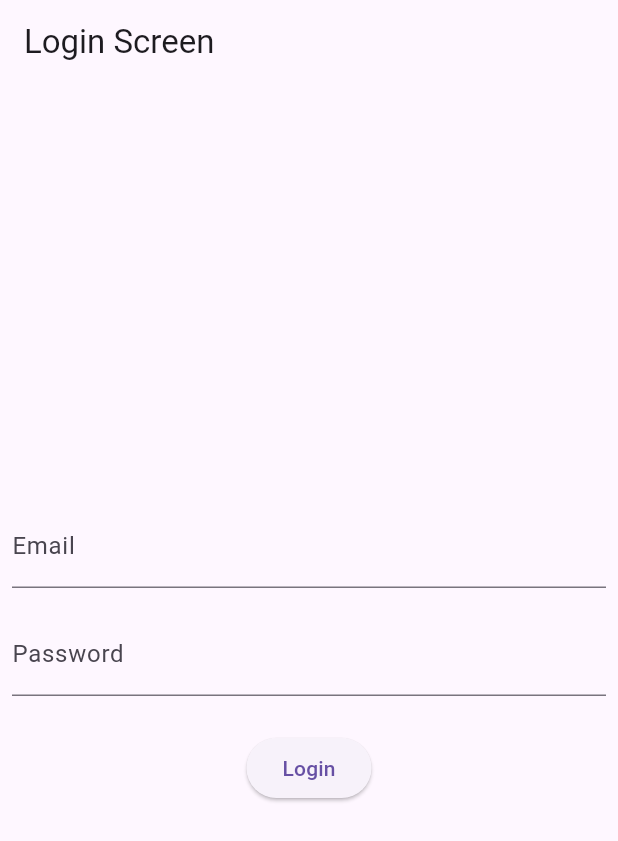
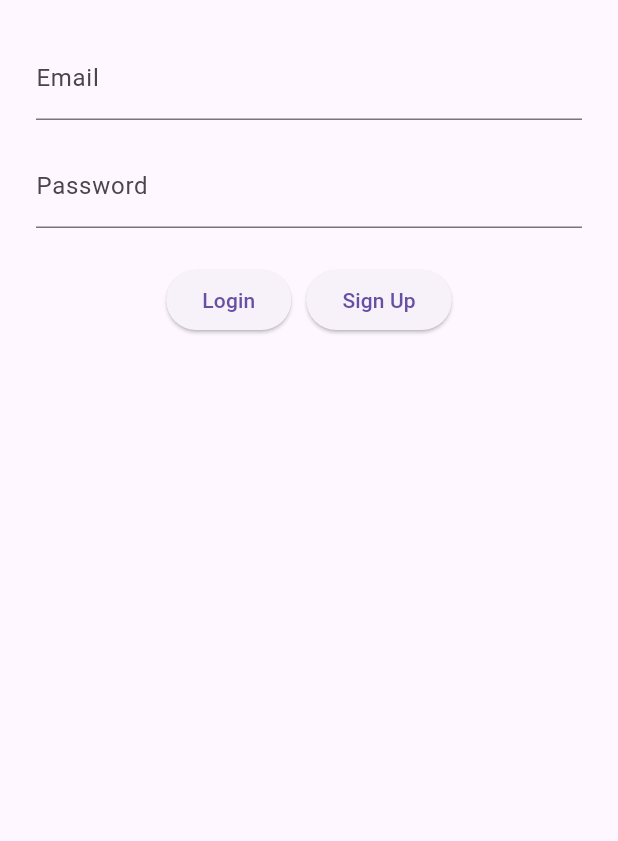
Before and after one commit to BustosAndrew/floodapp, a Flutter app: the screen it shows after launch, on a phone screen of 412 x 824 dp. Shown: the top 841 px of the screen. Run offline on Flutter 3.47's test engine with Material 3 defaults, Android fonts, the phone set to English and light mode, and no system bars; our stand-ins replace cloud_firestore, firebase_auth, firebase_core, get; accounts and stored records are empty.

Commit message:
login/signup backend

```diff
--- a/lib/UI/login.dart
+++ b/lib/UI/login.dart
@@ -1,25 +1,37 @@
+import 'package:flood/UI/signup.dart';
+import 'package:flood/auth/auth.dart';
 import 'package:flutter/material.dart';
-import 'homescreen.dart';
 
 class LoginForm extends StatefulWidget {
+  const LoginForm({super.key});
+
   @override
   _LoginFormState createState() => _LoginFormState();
 }
 
 class _LoginFormState extends State<LoginForm> {
   final _formKey = GlobalKey<FormState>();
+  final TextEditingController emailController = TextEditingController();
+  final TextEditingController passwordController = TextEditingController();
+  bool _isLoading = false;
 
   @override
   Widget build(BuildContext context) {
-    return Form(
+    return SafeArea(
+        child: Scaffold(
+      body: SingleChildScrollView(
+        child: Container(
+            padding: const EdgeInsets.all(16.0),
+            child: Form(
               key: _formKey,
               child: Column(
                 mainAxisAlignment: MainAxisAlignment.center,
                 children: <Widget>[
                   Padding(
-            padding: EdgeInsets.all(8.0),
+                    padding: const EdgeInsets.all(8.0),
                     child: TextFormField(
-              decoration: InputDecoration(labelText: 'Email'),
+                      controller: emailController,
+                      decoration: const InputDecoration(labelText: 'Email'),
                       validator: (value) {
                         if (value == null || value.isEmpty) {
                           return 'Please enter your email';
@@ -31,10 +43,11 @@ class _LoginFormState extends State<LoginForm> {
                     ),
                   ),
                   Padding(
-            padding: EdgeInsets.all(8.0),
+                    padding: const EdgeInsets.all(8.0),
                     child: TextFormField(
+                      controller: passwordController,
                       obscureText: true,
-              decoration: InputDecoration(labelText: 'Password'),
+                      decoration: const InputDecoration(labelText: 'Password'),
                       validator: (value) {
                         if (value == null || value.isEmpty) {
                           return 'Please enter your password';
@@ -44,18 +57,51 @@ class _LoginFormState extends State<LoginForm> {
                     ),
                   ),
                   Padding(
-            padding: EdgeInsets.symmetric(vertical: 16.0),
-            child: ElevatedButton(
-                child: Text("Login"),
+                      padding: const EdgeInsets.symmetric(vertical: 16.0),
+                      child: Row(
+                        mainAxisAlignment: MainAxisAlignment.center,
+                        children: [
+                          ElevatedButton(
+                            onPressed: _isLoading
+                                ? null
+                                : (() async {
+                                    setState(() {
+                                      _isLoading = true;
+                                    });
+                                    try {
+                                      await AuthRepo.instance
+                                          .loginUserWithEmailAndPassword(
+                                              emailController.text.trim(),
+                                              passwordController.text.trim());
+                                      setState(() {
+                                        _isLoading = false;
+                                      });
+                                    } catch (e) {
+                                      setState(() {
+                                        _isLoading = false;
+                                      });
+                                    }
+                                  }),
+                            child: _isLoading
+                                ? const CircularProgressIndicator()
+                                : const Text("Login"),
+                          ),
+                          const SizedBox(width: 10),
+                          ElevatedButton(
+                              child: const Text("Sign Up"),
                               onPressed: () {
                                 Navigator.push(
                                   context,
-                    MaterialPageRoute(builder: (context) => HomeScreen()),
+                                  MaterialPageRoute(
+                                      builder: (context) => const SignUpPage()),
                                 );
                               }),
-          ),
+                        ],
+                      )),
                 ],
               ),
-    );
+            )),
+      ),
+    ));
   }
 }
--- a/lib/main.dart
+++ b/lib/main.dart
@@ -1,19 +1,33 @@
-import 'package:flood/UI/login.dart';
+import 'package:flood/auth/auth.dart';
 import 'package:flutter/material.dart';
+import 'package:firebase_core/firebase_core.dart';
+import 'package:get/get.dart';
+import 'firebase_options.dart';
+import 'package:firebase_auth/firebase_auth.dart';
 
-void main() {
-  runApp(MyApp());
+void main() async {
+  WidgetsFlutterBinding.ensureInitialized();
+  await Firebase.initializeApp(options: DefaultFirebaseOptions.currentPlatform);
+  Get.put(AuthRepo());
+  runApp(const MyApp());
 }
 
 class MyApp extends StatelessWidget {
+  const MyApp({super.key});
+
+  // get signed in user
+  bool get isSignedIn => FirebaseAuth.instance.currentUser != null;
+
   @override
   Widget build(BuildContext context) {
-    return MaterialApp(
-      home: Scaffold(
-        appBar: AppBar(
-          title: Text('Login Screen'),
-        ),
-        body: LoginForm(),
+    return GetMaterialApp(
+      home: FutureBuilder(
+        future: FirebaseAuth.instance.authStateChanges().first,
+        builder: (context, AsyncSnapshot<User?> snapshot) {
+          return const Scaffold(
+            body: Center(child: CircularProgressIndicator()),
+          );
+        },
       ),
     );
   }
--- a/pubspec.yaml
+++ b/pubspec.yaml
@@ -7,9 +7,13 @@ environment:
   sdk: '>=3.3.4 <4.0.0'
 
 dependencies:
+  cloud_firestore: ^4.17.2
+  firebase_auth: ^4.19.4
   firebase_core: ^2.30.1
   flutter:
     sdk: flutter
+  get: ^4.6.6
+  rxdart: ^0.27.7
 
 dev_dependencies:
   flutter_test:
```
Also changed, not shown: lib/UI/Chat.dart (+15 -0 lines), lib/UI/signup.dart (+55 -17 lines), lib/auth/auth.dart (added, +94 -0 lines). Lines whose indentation alone changed are shown as unchanged.
